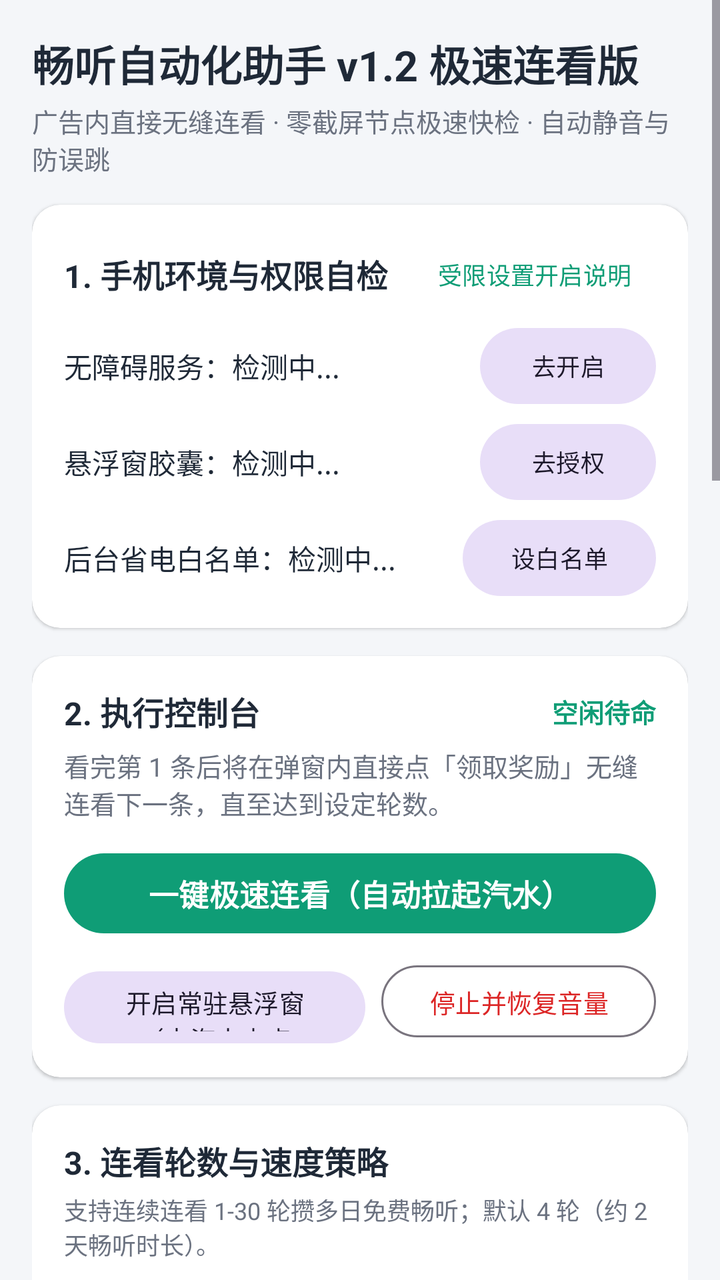
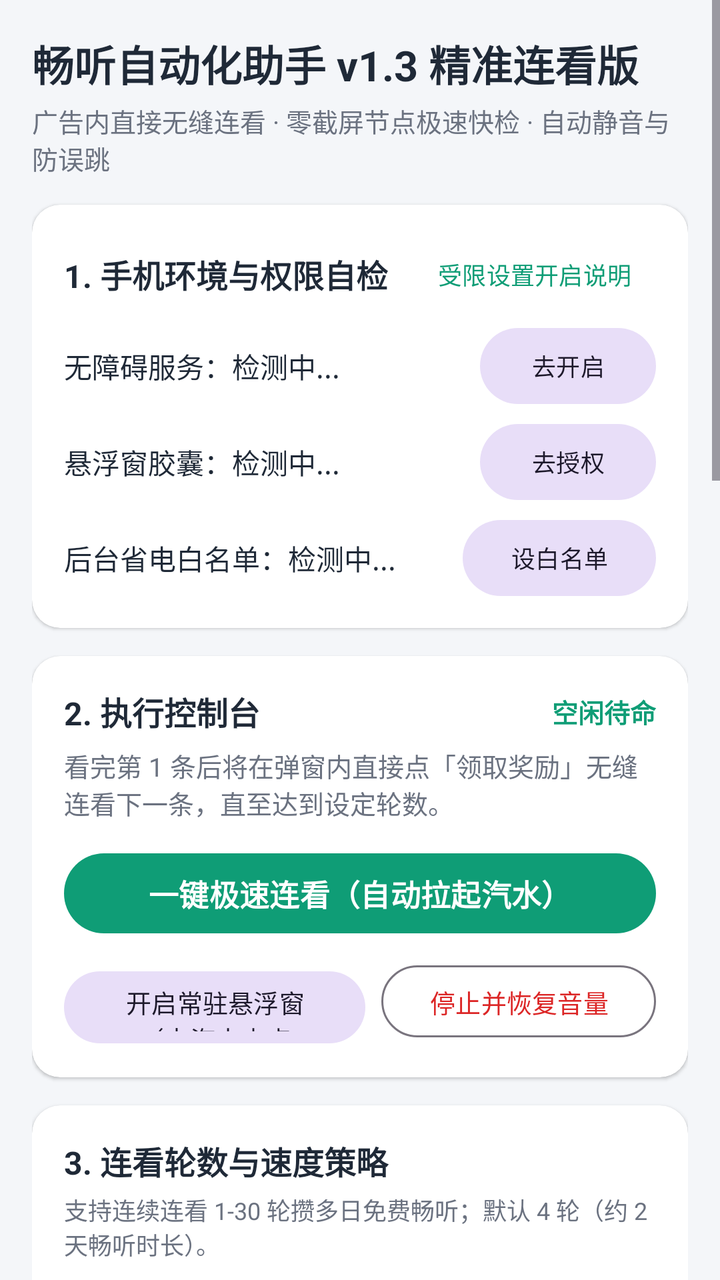

An Android layout rendered at two revisions. The XML below is the earlier revision; the diff shows what the commit changed to produce the second picture.
<!-- AndroidManifest.xml: application theme Theme.QishuiAdHelper -->
<!-- res/layout/activity_main.xml -->
<?xml version="1.0" encoding="utf-8"?>
<ScrollView xmlns:android="http://schemas.android.com/apk/res/android"
    xmlns:app="http://schemas.android.com/apk/res-auto"
    android:id="@+id/rootScroll"
    android:layout_width="match_parent"
    android:layout_height="match_parent"
    android:background="@color/bg_page"
    android:fillViewport="true">

    <LinearLayout
        android:layout_width="match_parent"
        android:layout_height="wrap_content"
        android:orientation="vertical"
        android:padding="16dp">

        
        <TextView
            android:layout_width="match_parent"
            android:layout_height="wrap_content"
            android:text="畅听自动化助手 v1.2 极速连看版"
            android:textColor="@color/text_primary"
            android:textSize="21sp"
            android:textStyle="bold" />

        <TextView
            android:layout_width="match_parent"
            android:layout_height="wrap_content"
            android:layout_marginTop="4dp"
            android:layout_marginBottom="14dp"
            android:text="广告内直接无缝连看 · 零截屏节点极速快检 · 自动静音与防误跳"
            android:textColor="@color/text_secondary"
            android:textSize="13sp" />

        
        <com.google.android.material.card.MaterialCardView
            android:layout_width="match_parent"
            android:layout_height="wrap_content"
            android:layout_marginBottom="14dp"
            app:cardBackgroundColor="@color/bg_card"
            app:cardCornerRadius="14dp"
            app:cardElevation="1dp"
            app:strokeWidth="0dp">

            <LinearLayout
                android:layout_width="match_parent"
                android:layout_height="wrap_content"
                android:orientation="vertical"
                android:padding="16dp">

                <LinearLayout
                    android:layout_width="match_parent"
                    android:layout_height="wrap_content"
                    android:gravity="center_vertical"
                    android:orientation="horizontal">

                    <TextView
                        android:layout_width="0dp"
                        android:layout_height="wrap_content"
                        android:layout_weight="1"
                        android:text="1. 手机环境与权限自检"
                        android:textColor="@color/text_primary"
                        android:textSize="16sp"
                        android:textStyle="bold" />

                    <com.google.android.material.button.MaterialButton
                        android:id="@+id/btnRestrictedGuide"
                        style="@style/Widget.Material3.Button.TextButton"
                        android:layout_width="wrap_content"
                        android:layout_height="wrap_content"
                        android:minHeight="36dp"
                        android:text="受限设置开启说明"
                        android:textSize="12sp" />
                </LinearLayout>

                <LinearLayout
                    android:layout_width="match_parent"
                    android:layout_height="wrap_content"
                    android:layout_marginTop="8dp"
                    android:gravity="center_vertical"
                    android:orientation="horizontal">

                    <TextView
                        android:id="@+id/tvPermAccessibility"
                        android:layout_width="0dp"
                        android:layout_height="wrap_content"
                        android:layout_weight="1"
                        android:text="无障碍服务：检测中..."
                        android:textColor="@color/text_primary"
                        android:textSize="14sp" />

                    <com.google.android.material.button.MaterialButton
                        android:id="@+id/btnPermAccessibility"
                        style="@style/Widget.Material3.Button.TonalButton"
                        android:layout_width="wrap_content"
                        android:layout_height="38dp"
                        android:insetTop="0dp"
                        android:insetBottom="0dp"
                        android:text="去开启"
                        android:textSize="12sp" />
                </LinearLayout>

                <LinearLayout
                    android:layout_width="match_parent"
                    android:layout_height="wrap_content"
                    android:layout_marginTop="10dp"
                    android:gravity="center_vertical"
                    android:orientation="horizontal">

                    <TextView
                        android:id="@+id/tvPermOverlay"
                        android:layout_width="0dp"
                        android:layout_height="wrap_content"
                        android:layout_weight="1"
                        android:text="悬浮窗胶囊：检测中..."
                        android:textColor="@color/text_primary"
                        android:textSize="14sp" />

                    <com.google.android.material.button.MaterialButton
                        android:id="@+id/btnPermOverlay"
                        style="@style/Widget.Material3.Button.TonalButton"
                        android:layout_width="wrap_content"
                        android:layout_height="38dp"
                        android:insetTop="0dp"
                        android:insetBottom="0dp"
                        android:text="去授权"
                        android:textSize="12sp" />
                </LinearLayout>

                <LinearLayout
                    android:layout_width="match_parent"
                    android:layout_height="wrap_content"
                    android:layout_marginTop="10dp"
                    android:gravity="center_vertical"
                    android:orientation="horizontal">

                    <TextView
                        android:id="@+id/tvPermBattery"
                        android:layout_width="0dp"
                        android:layout_height="wrap_content"
                        android:layout_weight="1"
                        android:text="后台省电白名单：检测中..."
                        android:textColor="@color/text_primary"
                        android:textSize="14sp" />

                    <com.google.android.material.button.MaterialButton
                        android:id="@+id/btnPermBattery"
                        style="@style/Widget.Material3.Button.TonalButton"
                        android:layout_width="wrap_content"
                        android:layout_height="38dp"
                        android:insetTop="0dp"
                        android:insetBottom="0dp"
                        android:text="设白名单"
                        android:textSize="12sp" />
                </LinearLayout>

            </LinearLayout>
        </com.google.android.material.card.MaterialCardView>

        
        <com.google.android.material.card.MaterialCardView
            android:layout_width="match_parent"
            android:layout_height="wrap_content"
            android:layout_marginBottom="14dp"
            app:cardBackgroundColor="@color/bg_card"
            app:cardCornerRadius="14dp"
            app:cardElevation="1dp"
            app:strokeWidth="0dp">

            <LinearLayout
                android:layout_width="match_parent"
                android:layout_height="wrap_content"
                android:orientation="vertical"
                android:padding="16dp">

                <LinearLayout
                    android:layout_width="match_parent"
                    android:layout_height="wrap_content"
                    android:gravity="center_vertical"
                    android:orientation="horizontal">

                    <TextView
                        android:layout_width="0dp"
                        android:layout_height="wrap_content"
                        android:layout_weight="1"
                        android:text="2. 执行控制台"
                        android:textColor="@color/text_primary"
                        android:textSize="16sp"
                        android:textStyle="bold" />

                    <TextView
                        android:id="@+id/tvTaskBadge"
                        android:layout_width="wrap_content"
                        android:layout_height="wrap_content"
                        android:text="空闲待命"
                        android:textColor="@color/brand_primary"
                        android:textSize="13sp"
                        android:textStyle="bold" />
                </LinearLayout>

                <TextView
                    android:id="@+id/tvTaskDetail"
                    android:layout_width="match_parent"
                    android:layout_height="wrap_content"
                    android:layout_marginTop="6dp"
                    android:text="看完第 1 条后将在弹窗内直接点「领取奖励」无缝连看下一条，直至达到设定轮数。"
                    android:textColor="@color/text_secondary"
                    android:textSize="13sp" />

                <com.google.android.material.button.MaterialButton
                    android:id="@+id/btnStartTask"
                    android:layout_width="match_parent"
                    android:layout_height="48dp"
                    android:layout_marginTop="12dp"
                    android:text="一键极速连看（自动拉起汽水）"
                    android:textSize="15sp"
                    android:textStyle="bold" />

                <LinearLayout
                    android:layout_width="match_parent"
                    android:layout_height="wrap_content"
                    android:layout_marginTop="8dp"
                    android:orientation="horizontal">

                    <com.google.android.material.button.MaterialButton
                        android:id="@+id/btnShowOverlay"
                        style="@style/Widget.Material3.Button.TonalButton"
                        android:layout_width="0dp"
                        android:layout_height="44dp"
                        android:layout_weight="1"
                        android:text="开启常驻悬浮窗（去汽水内点 ▶）"
                        android:textSize="12.5sp" />

                    <com.google.android.material.button.MaterialButton
                        android:id="@+id/btnStopTask"
                        style="@style/Widget.Material3.Button.OutlinedButton"
                        android:layout_width="wrap_content"
                        android:layout_height="44dp"
                        android:layout_marginStart="8dp"
                        android:text="停止并恢复音量"
                        android:textColor="@color/danger_red"
                        android:textSize="12.5sp" />
                </LinearLayout>

            </LinearLayout>
        </com.google.android.material.card.MaterialCardView>

        
        <com.google.android.material.card.MaterialCardView
            android:layout_width="match_parent"
            android:layout_height="wrap_content"
            android:layout_marginBottom="14dp"
            app:cardBackgroundColor="@color/bg_card"
            app:cardCornerRadius="14dp"
            app:cardElevation="1dp"
            app:strokeWidth="0dp">

            <LinearLayout
                android:layout_width="match_parent"
                android:layout_height="wrap_content"
                android:orientation="vertical"
                android:padding="16dp">

                <TextView
                    android:layout_width="match_parent"
                    android:layout_height="wrap_content"
                    android:text="3. 连看轮数与速度策略"
                    android:textColor="@color/text_primary"
                    android:textSize="16sp"
                    android:textStyle="bold" />

                <TextView
                    android:layout_width="match_parent"
                    android:layout_height="wrap_content"
                    android:layout_marginTop="4dp"
                    android:layout_marginBottom="10dp"
                    android:text="支持连续连看 1-30 轮攒多日免费畅听；默认 4 轮（约 2 天畅听时长）。"
                    android:textColor="@color/text_secondary"
                    android:textSize="12sp" />

                <com.google.android.material.textfield.TextInputLayout
                    android:layout_width="match_parent"
                    android:layout_height="wrap_content"
                    android:hint="目标应用包名">

                    <com.google.android.material.textfield.TextInputEditText
                        android:id="@+id/etTargetPackage"
                        android:layout_width="match_parent"
                        android:layout_height="wrap_content"
                        android:inputType="text"
                        android:singleLine="true" />
                </com.google.android.material.textfield.TextInputLayout>

                <LinearLayout
                    android:layout_width="match_parent"
                    android:layout_height="wrap_content"
                    android:layout_marginTop="8dp"
                    android:orientation="horizontal">

                    <com.google.android.material.textfield.TextInputLayout
                        android:layout_width="0dp"
                        android:layout_height="wrap_content"
                        android:layout_weight="1"
                        android:hint="连续观看广告轮数 (1-30)">

                        <com.google.android.material.textfield.TextInputEditText
                            android:id="@+id/etMaxRounds"
                            android:layout_width="match_parent"
                            android:layout_height="wrap_content"
                            android:inputType="number"
                            android:singleLine="true" />
                    </com.google.android.material.textfield.TextInputLayout>

                    <com.google.android.material.textfield.TextInputLayout
                        android:layout_width="0dp"
                        android:layout_height="wrap_content"
                        android:layout_marginStart="10dp"
                        android:layout_weight="1"
                        android:hint="单轮超时秒数 (45-120)">

                        <com.google.android.material.textfield.TextInputEditText
                            android:id="@+id/etSingleTimeoutSec"
                            android:layout_width="match_parent"
                            android:layout_height="wrap_content"
                            android:inputType="number"
                            android:singleLine="true" />
                    </com.google.android.material.textfield.TextInputLayout>
                </LinearLayout>

                <com.google.android.material.materialswitch.MaterialSwitch
                    android:id="@+id/switchFastMode"
                    android:layout_width="match_parent"
                    android:layout_height="wrap_content"
                    android:layout_marginTop="8dp"
                    android:checked="true"
                    android:text="极速响应模式（0.3~0.7s 快速点关与连看，跳过冗余截屏）"
                    android:textColor="@color/text_primary"
                    android:textSize="13.5sp" />

                <com.google.android.material.materialswitch.MaterialSwitch
                    android:id="@+id/switchAutoMute"
                    android:layout_width="match_parent"
                    android:layout_height="wrap_content"
                    android:checked="true"
                    android:text="执行期间自动系统静音，结束后恢复原媒体音量"
                    android:textColor="@color/text_primary"
                    android:textSize="13.5sp" />

                <com.google.android.material.materialswitch.MaterialSwitch
                    android:id="@+id/switchStopOnTomorrow"
                    android:layout_width="match_parent"
                    android:layout_height="wrap_content"
                    android:checked="false"
                    android:text="仅领满今日即停（关闭则继续连看提前攒明日/多日时长）"
                    android:textColor="@color/text_primary"
                    android:textSize="13.5sp" />

                <com.google.android.material.textfield.TextInputLayout
                    android:layout_width="match_parent"
                    android:layout_height="wrap_content"
                    android:layout_marginTop="6dp"
                    android:hint="领时长入口关键词（| 分隔）">

                    <com.google.android.material.textfield.TextInputEditText
                        android:id="@+id/etEntryKeywords"
                        android:layout_width="match_parent"
                        android:layout_height="wrap_content"
                        android:inputType="text" />
                </com.google.android.material.textfield.TextInputLayout>

                <com.google.android.material.textfield.TextInputLayout
                    android:layout_width="match_parent"
                    android:layout_height="wrap_content"
                    android:layout_marginTop="8dp"
                    android:hint="今日已领满特征词（| 分隔）">

                    <com.google.android.material.textfield.TextInputEditText
                        android:id="@+id/etUnlockedKeywords"
                        android:layout_width="match_parent"
                        android:layout_height="wrap_content"
                        android:inputType="text" />
                </com.google.android.material.textfield.TextInputLayout>

                <com.google.android.material.textfield.TextInputLayout
                    android:layout_width="match_parent"
                    android:layout_height="wrap_content"
                    android:layout_marginTop="8dp"
                    android:hint="单条广告奖励发放完成词（| 分隔）">

                    <com.google.android.material.textfield.TextInputEditText
                        android:id="@+id/etRewardDoneKeywords"
                        android:layout_width="match_parent"
                        android:layout_height="wrap_content"
                        android:inputType="text" />
                </com.google.android.material.textfield.TextInputLayout>

                <com.google.android.material.textfield.TextInputLayout
                    android:layout_width="match_parent"
                    android:layout_height="wrap_content"
                    android:layout_marginTop="8dp"
                    android:hint="弹窗内直接连看下一轮按钮词（| 分隔）">

                    <com.google.android.material.textfield.TextInputEditText
                        android:id="@+id/etNextAdKeywords"
                        android:layout_width="match_parent"
                        android:layout_height="wrap_content"
                        android:inputType="text" />
                </com.google.android.material.textfield.TextInputLayout>

                <com.google.android.material.textfield.TextInputLayout
                    android:layout_width="match_parent"
                    android:layout_height="wrap_content"
                    android:layout_marginTop="8dp"
                    android:hint="无视频/频控中止提示词（| 分隔）">

                    <com.google.android.material.textfield.TextInputEditText
                        android:id="@+id/etNoVideoKeywords"
                        android:layout_width="match_parent"
                        android:layout_height="wrap_content"
                        android:inputType="text" />
                </com.google.android.material.textfield.TextInputLayout>

                <LinearLayout
                    android:layout_width="match_parent"
                    android:layout_height="wrap_content"
                    android:layout_marginTop="12dp"
                    android:orientation="horizontal">

                    <com.google.android.material.button.MaterialButton
                        android:id="@+id/btnSaveConfig"
                        style="@style/Widget.Material3.Button.TonalButton"
                        android:layout_width="0dp"
                        android:layout_height="42dp"
                        android:layout_weight="1"
                        android:text="保存规则配置" />

                    <com.google.android.material.button.MaterialButton
                        android:id="@+id/btnResetConfig"
                        style="@style/Widget.Material3.Button.TextButton"
                        android:layout_width="wrap_content"
                        android:layout_height="42dp"
                        android:layout_marginStart="8dp"
                        android:text="恢复默认" />
                </LinearLayout>

            </LinearLayout>
        </com.google.android.material.card.MaterialCardView>

        
        <com.google.android.material.card.MaterialCardView
            android:layout_width="match_parent"
            android:layout_height="wrap_content"
            android:layout_marginBottom="24dp"
            app:cardBackgroundColor="@color/bg_card"
            app:cardCornerRadius="14dp"
            app:cardElevation="1dp"
            app:strokeWidth="0dp">

            <LinearLayout
                android:layout_width="match_parent"
                android:layout_height="wrap_content"
                android:orientation="vertical"
                android:padding="16dp">

                <LinearLayout
                    android:layout_width="match_parent"
                    android:layout_height="wrap_content"
                    android:gravity="center_vertical"
                    android:orientation="horizontal">

                    <TextView
                        android:layout_width="0dp"
                        android:layout_height="wrap_content"
                        android:layout_weight="1"
                        android:text="4. 实时画面识别与状态日志"
                        android:textColor="@color/text_primary"
                        android:textSize="16sp"
                        android:textStyle="bold" />

                    <com.google.android.material.button.MaterialButton
                        android:id="@+id/btnCopyLogs"
                        style="@style/Widget.Material3.Button.TextButton"
                        android:layout_width="wrap_content"
                        android:layout_height="36dp"
                        android:minWidth="0dp"
                        android:text="复制"
                        android:textSize="12sp" />

                    <com.google.android.material.button.MaterialButton
                        android:id="@+id/btnClearLogs"
                        style="@style/Widget.Material3.Button.TextButton"
                        android:layout_width="wrap_content"
                        android:layout_height="36dp"
                        android:minWidth="0dp"
                        android:text="清空"
                        android:textSize="12sp" />
                </LinearLayout>

                <androidx.core.widget.NestedScrollView
                    android:id="@+id/scrollLogs"
                    android:layout_width="match_parent"
                    android:layout_height="240dp"
                    android:layout_marginTop="6dp"
                    android:background="@drawable/bg_log_box"
                    android:padding="10dp">

                    <TextView
                        android:id="@+id/tvLogs"
                        android:layout_width="match_parent"
                        android:layout_height="wrap_content"
                        android:fontFamily="monospace"
                        android:lineSpacingExtra="3dp"
                        android:text="等待任务启动..."
                        android:textColor="@color/text_log"
                        android:textIsSelectable="true"
                        android:textSize="11.5sp" />
                </androidx.core.widget.NestedScrollView>

            </LinearLayout>
        </com.google.android.material.card.MaterialCardView>

    </LinearLayout>
</ScrollView>
<!-- resources referenced by this layout -->
<resources>
  <color name="bg_card">#FFFFFF</color>
  <color name="bg_page">#F4F6F9</color>
  <color name="brand_primary">#0F9D76</color>
  <color name="danger_red">#DC2626</color>
  <color name="text_log">#D1FAE5</color>
  <color name="text_primary">#1F2937</color>
  <color name="text_secondary">#6B7280</color>
  <!-- drawable bg_log_box (drawable) -->
  <?xml version="1.0" encoding="utf-8"?>
  <shape xmlns:android="http://schemas.android.com/apk/res/android"
      android:shape="rectangle">
      <solid android:color="@color/bg_log" />
      <corners android:radius="10dp" />
  </shape>
  <style name="Theme.QishuiAdHelper" parent="Theme.Material3.Light.NoActionBar">
          <item name="colorPrimary">@color/brand_primary</item>
          <item name="colorSecondary">@color/brand_secondary</item>
          <item name="android:statusBarColor">@color/bg_page</item>
          <item name="android:windowLightStatusBar">true</item>
      </style>
  <color name="bg_log">#111827</color>
  <color name="brand_secondary">#2563EB</color>
</resources>

<!-- the commit's change to res/layout/activity_main.xml (unified diff, before → after) -->
@@ -17,7 +17,7 @@
         <TextView
             android:layout_width="match_parent"
             android:layout_height="wrap_content"
-            android:text="畅听自动化助手 v1.2 极速连看版"
+            android:text="畅听自动化助手 v1.3 精准连看版"
             android:textColor="@color/text_primary"
             android:textSize="21sp"
             android:textStyle="bold" />
